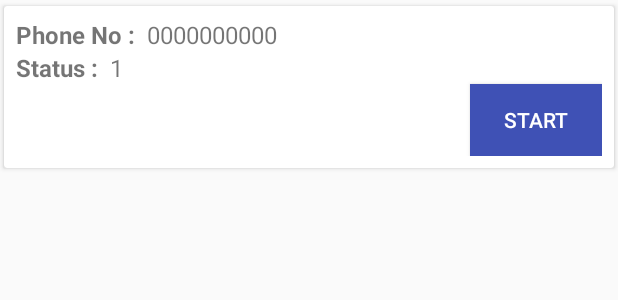
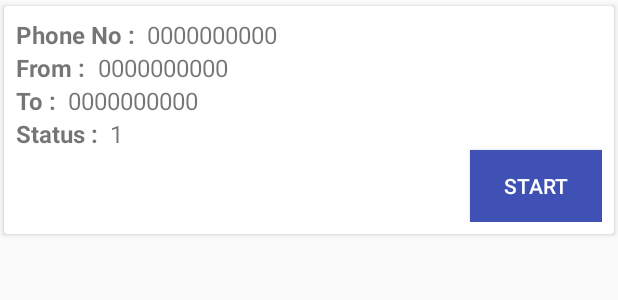
Before and after one commit to sssidshirodkar/QuickPilot, an Android app: the layout layout_list_adapter.xml on its own in the app's theme, with its tools: preview values and no code run, on a phone screen of 412 x 824 dp. Shown: the top 300 px of the screen. Run offline under Robolectric (Android 15) with nearby library versions, the phone set to English and light mode, and no system bars.

Commit message:
almost done

```diff
--- a/app/src/main/java/com/collge/quickpilot/pojo/User.java
+++ b/app/src/main/java/com/collge/quickpilot/pojo/User.java
@@ -1,6 +1,7 @@
 package com.collge.quickpilot.pojo;
 
 import android.location.Location;
+import android.os.Parcel;
 
 import java.io.Serializable;
 
@@ -16,6 +17,9 @@ public class User implements Serializable {
     public User(String mIMEI, String myMobile) {
         this.mIMEI = mIMEI;
         this.myMobile = myMobile;
+    }
+    private User(Parcel in) {
+        myMobile = in.readString();
     }
 
     public String getMyMobile() {
--- a/app/src/main/java/com/collge/quickpilot/ui/activity/LoginActivity.java
+++ b/app/src/main/java/com/collge/quickpilot/ui/activity/LoginActivity.java
@@ -18,6 +18,7 @@ import android.widget.Toast;
 import com.collge.quickpilot.R;
 import com.collge.quickpilot.pojo.SharedPreference;
 import com.collge.quickpilot.pojo.User;
+import com.collge.quickpilot.util.Constants;
 import com.digits.sdk.android.AuthCallback;
 import com.digits.sdk.android.Digits;
 import com.digits.sdk.android.DigitsAuthButton;
@@ -35,6 +36,7 @@ public class LoginActivity extends AppCompatActivity {
     private static final String TWITTER_SECRET = "6CHehmHGTC5avcjmQK5KRf6XUeC0thrZhiM1qAjPlxdPXWa7ZM";
     public static TelephonyManager telephonyManager;
     private static String IMEI;
+    public static String mRikMobile;
 
     @Override
     protected void onCreate(Bundle savedInstanceState) {
@@ -64,7 +66,8 @@ public class LoginActivity extends AppCompatActivity {
                  */
                 //SharedPreference.getPreference().setMyPhoneNumber(phoneNumber);
                 Intent home = new Intent(LoginActivity.this, RideListActivity.class);
-                home.putExtra("user", user);
+                mRikMobile = phoneNumber;
+                home.putExtra("rikMobile", phoneNumber);
                 startActivity(home);
                 //Toast.makeText(getApplicationContext(), "Authentication successful for " + phoneNumber, Toast.LENGTH_LONG).show();
             }
--- a/app/src/main/java/com/collge/quickpilot/ui/activity/MapsActivity.java
+++ b/app/src/main/java/com/collge/quickpilot/ui/activity/MapsActivity.java
@@ -492,6 +492,7 @@ public class MapsActivity extends AppCompatActivity implements OnMapReadyCallbac
         intent.putExtra("sourceLng", sourceLng);
         intent.putExtra("destLat", destLat);
         intent.putExtra("destLng", destLng);
+        intent.putExtra("myMobile",ride.getMyMobile());
         startActivity(intent);
         finish();
     }
--- a/app/src/main/java/com/collge/quickpilot/ui/activity/RideListActivity.java
+++ b/app/src/main/java/com/collge/quickpilot/ui/activity/RideListActivity.java
@@ -1,5 +1,6 @@
 package com.collge.quickpilot.ui.activity;
 
+import android.content.Intent;
 import android.os.Bundle;
 import android.support.v7.app.AppCompatActivity;
 import android.support.v7.widget.LinearLayoutManager;
@@ -11,6 +12,7 @@ import com.collge.quickpilot.firebase_database.GeoFireReference;
 import com.collge.quickpilot.firebase_database.RidesReference;
 import com.collge.quickpilot.firebase_database.UserReference;
 import com.collge.quickpilot.pojo.Ride;
+import com.collge.quickpilot.pojo.User;
 import com.collge.quickpilot.ui.adapter.RideListAdapter;
 import com.collge.quickpilot.ui.interfaces.Callback_v2;
 import com.google.firebase.database.DataSnapshot;
@@ -33,7 +35,6 @@ public class RideListActivity extends AppCompatActivity {
         setContentView(R.layout.activity_main);
 
         rides = new ArrayList<>();
-
         recyclerView = (RecyclerView) findViewById(R.id.rlView);
         layoutManager = new LinearLayoutManager(this);
         recyclerView.setLayoutManager(layoutManager);
--- a/app/src/main/java/com/collge/quickpilot/util/Constants.java
+++ b/app/src/main/java/com/collge/quickpilot/util/Constants.java
@@ -11,7 +11,7 @@ import android.text.TextUtils;
 
 public class Constants {
     public static final String USER_REFERENCE = "quickride/users/";
-    public static final String RIDE_REFERENCE = "quickride/rides/";
+    public static final String RIDE_REFERENCE = "quickride/rides";
     public static final String RIDE_LIST_REFERENCE = "quickride/rides";
     public static final String GEO_FIRE_REFERENCE = "quickride/userlocations/geofire";
     public static final int SUCCESS_RESULT = 0;
--- a/app/src/main/res/layout/activity_login.xml
+++ b/app/src/main/res/layout/activity_login.xml
@@ -2,8 +2,8 @@
 <LinearLayout xmlns:android="http://schemas.android.com/apk/res/android"
     android:layout_width="match_parent"
     android:layout_height="match_parent"
+    android:background="#3D447A"
     android:orientation="vertical"
-    android:background="#3D447A"
     android:padding="10dp"
     android:weightSum="1">
 
--- a/app/src/main/res/layout/layout_list_adapter.xml
+++ b/app/src/main/res/layout/layout_list_adapter.xml
@@ -41,6 +41,48 @@
             <TextView
                 android:layout_width="wrap_content"
                 android:layout_height="wrap_content"
+                android:text="From :"
+                android:textSize="16sp"
+                android:textStyle="bold" />
+
+            <TextView
+                android:id="@+id/tv_src"
+                android:layout_width="wrap_content"
+                android:layout_height="wrap_content"
+                android:paddingLeft="8dp"
+                android:paddingStart="8dp"
+                android:text="0000000000"
+                android:textSize="16sp" />
+
+        </LinearLayout>
+        <LinearLayout
+            android:layout_width="match_parent"
+            android:layout_height="wrap_content">
+
+            <TextView
+                android:layout_width="wrap_content"
+                android:layout_height="wrap_content"
+                android:text="To :"
+                android:textSize="16sp"
+                android:textStyle="bold" />
+
+            <TextView
+                android:id="@+id/tv_dest"
+                android:layout_width="wrap_content"
+                android:layout_height="wrap_content"
+                android:paddingLeft="8dp"
+                android:paddingStart="8dp"
+                android:text="0000000000"
+                android:textSize="16sp" />
+
+        </LinearLayout>
+        <LinearLayout
+            android:layout_width="match_parent"
+            android:layout_height="wrap_content">
+
+            <TextView
+                android:layout_width="wrap_content"
+                android:layout_height="wrap_content"
                 android:text="Status :"
                 android:textSize="16sp"
                 android:textStyle="bold" />
--- a/app/src/main/res/values/styles.xml
+++ b/app/src/main/res/values/styles.xml
@@ -1,4 +1,5 @@
 <resources>
+
 
     <!-- Base application theme. -->
     <style name="AppTheme" parent="Theme.AppCompat.Light.DarkActionBar">
@@ -15,6 +16,6 @@
 
     <style name="AppTheme.AppBarOverlay" parent="ThemeOverlay.AppCompat.Dark.ActionBar" />
 
-    <style name="AppTheme.PopupOverlay" parent="ThemeOverlay.AppCompat.Light" />
+    <!--<style name="AppTheme.PopupOverlay" parent="ThemeOverlay.AppCompat.Light" />-->
 
 </resources>
```
Also changed, not shown: app/src/main/AndroidManifest.xml (+9 -11 lines), app/src/main/java/com/collge/quickpilot/pojo/Ride.java (+16 -2 lines), app/src/main/java/com/collge/quickpilot/ui/activity/RideProgressActivity.java (+25 -0 lines), app/src/main/java/com/collge/quickpilot/ui/adapter/RideListAdapter.java (+6 -2 lines), app/src/main/res/values/colors.xml (+8 -0 lines).
